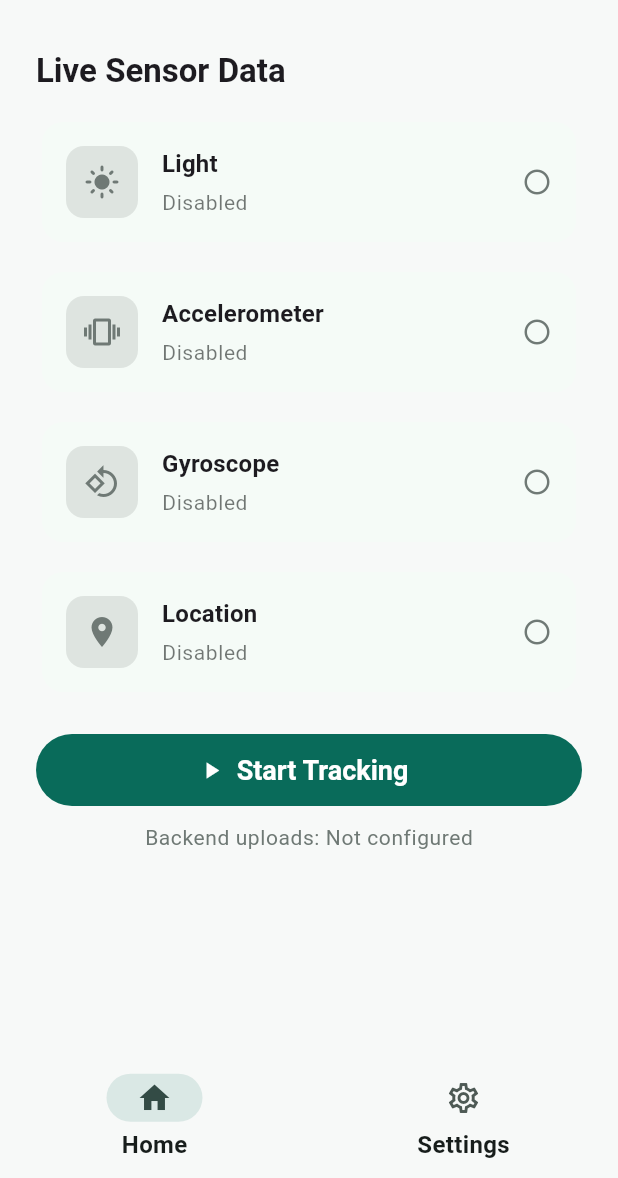
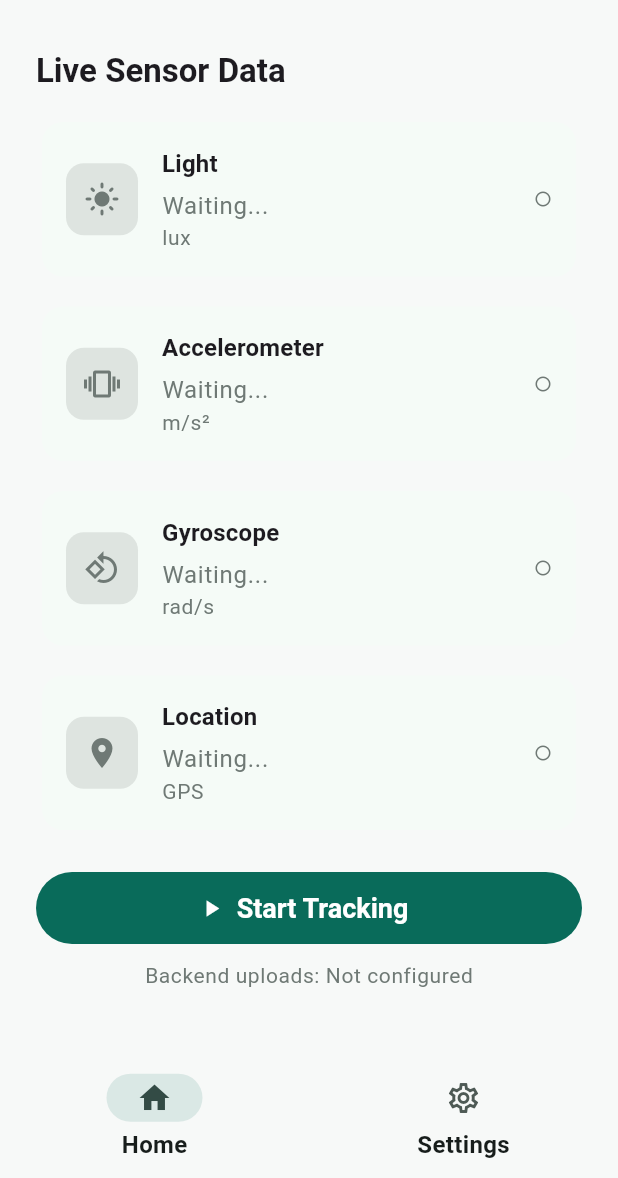
Before and after one commit to erematorg/greengains, a Flutter app: the screen it shows after launch, on a phone screen of 412 x 824 dp, the part 58-1236 px from its top. Run offline on Flutter 3.47's test engine with Material 3 defaults, Android fonts, the phone set to English and light mode, and no system bars; our stand-ins replace connectivity_plus, firebase_auth, firebase_core, geolocator, google_sign_in, shared_preferences; missing offline and left inert: dart_geohash; accounts and stored records are empty; generated files the repository leaves out were written again.

Commit message:
Create reusable widgets folder and extract common components
New widgets/:
- sensor_data_card.dart - Reusable sensor display card
- settings_section.dart - Reusable settings section wrapper

Benefits:
- DRY: Remove 100+ lines of duplicated code from home_screen.dart
- Maintainability: Single source of truth for card styling
- Reusability: Can use SensorDataCard in other screens
- Consistency: All sensor cards use same layout/styling

home_screen.dart changes:
- Import SensorDataCard from widgets/
- Remove local _SensorDataCard class definition
- 98 lines removed

```diff
--- a/lib/screens/home_screen.dart
+++ b/lib/screens/home_screen.dart
@@ -4,6 +4,7 @@ import 'package:firebase_auth/firebase_auth.dart';
 import '../core/themes.dart';
 import '../core/app_preferences.dart';
 import '../services/location/foreground_location_service.dart';
+import '../widgets/sensor_data_card.dart';
 
 /// Home screen showing live sensor data and tracking status
 class HomeScreen extends StatefulWidget {
@@ -140,7 +141,7 @@ class _HomeScreenState extends State<HomeScreen> {
               return Column(
                 children: [
                   // Light Sensor
-                  _SensorDataCard(
+                  SensorDataCard(
                     icon: Icons.light_mode,
                     title: 'Light',
                     value: _currentLight != null
@@ -152,7 +153,7 @@ class _HomeScreenState extends State<HomeScreen> {
                   const SizedBox(height: AppTheme.spaceSm),
 
                   // Accelerometer
-                  _SensorDataCard(
+                  SensorDataCard(
                     icon: Icons.vibration,
                     title: 'Accelerometer',
                     value: _currentAccelerometer != null
@@ -166,7 +167,7 @@ class _HomeScreenState extends State<HomeScreen> {
                   const SizedBox(height: AppTheme.spaceSm),
 
                   // Gyroscope
-                  _SensorDataCard(
+                  SensorDataCard(
                     icon: Icons.rotate_90_degrees_ccw,
                     title: 'Gyroscope',
                     value: _currentGyroscope != null
@@ -180,7 +181,7 @@ class _HomeScreenState extends State<HomeScreen> {
                   const SizedBox(height: AppTheme.spaceSm),
 
                   // Location
-                  _SensorDataCard(
+                  SensorDataCard(
                     icon: Icons.location_on,
                     title: 'Location',
                     value: _currentLocation != null
@@ -231,106 +232,3 @@ class _HomeScreenState extends State<HomeScreen> {
     );
   }
 }
-
-/// Sensor data display card with live values
-class _SensorDataCard extends StatelessWidget {
-  final IconData icon;
-  final String title;
-  final String? value;
-  final String unit;
-  final bool enabled;
-
-  const _SensorDataCard({
-    required this.icon,
-    required this.title,
-    required this.value,
-    required this.unit,
-    required this.enabled,
-  });
-
-  @override
-  Widget build(BuildContext context) {
-    final theme = Theme.of(context);
-    final isActive = enabled && value != null;
-
-    return Card(
-      color: isActive
-          ? theme.colorScheme.primaryContainer.withValues(alpha: 0.3)
-          : null,
-      child: Padding(
-        padding: const EdgeInsets.all(AppTheme.spaceMd),
-        child: Row(
-          children: [
-            // Icon
-            Container(
-              padding: const EdgeInsets.all(12),
-              decoration: BoxDecoration(
-                color: isActive
-                    ? theme.colorScheme.primary.withValues(alpha: 0.1)
-                    : theme.colorScheme.surfaceContainerHighest,
-                borderRadius: BorderRadius.circular(12),
-              ),
-              child: Icon(
-                icon,
-                size: 24,
-                color: isActive
-                    ? theme.colorScheme.primary
-                    : theme.colorScheme.outline,
-              ),
-            ),
-            const SizedBox(width: AppTheme.spaceMd),
-
-            // Title and status
-            Expanded(
-              child: Column(
-                crossAxisAlignment: CrossAxisAlignment.start,
-                children: [
-                  Text(
-                    title,
-                    style: theme.textTheme.titleMedium?.copyWith(
-                      fontWeight: FontWeight.w600,
-                    ),
-                  ),
-                  const SizedBox(height: 4),
-                  Text(
-                    enabled ? (value ?? 'Waiting...') : 'Disabled',
-                    style: theme.textTheme.bodySmall?.copyWith(
-                      color: theme.colorScheme.onSurface.withValues(alpha: 0.6),
-                    ),
-                  ),
-                ],
-              ),
-            ),
-
-            // Value display
-            if (isActive) ...[
-              Container(
-                padding: const EdgeInsets.symmetric(
-                  horizontal: 12,
-                  vertical: 6,
-                ),
-                decoration: BoxDecoration(
-                  color: theme.colorScheme.primary.withValues(alpha: 0.1),
-                  borderRadius: BorderRadius.circular(8),
-                ),
-                child: Text(
-                  unit,
-                  style: theme.textTheme.labelMedium?.copyWith(
-                    color: theme.colorScheme.primary,
-                    fontWeight: FontWeight.w600,
-                  ),
-                ),
-              ),
-            ] else ...[
-              Icon(
-                Icons.circle_outlined,
-                size: 20,
-                color: theme.colorScheme.outline,
-              ),
-            ],
-          ],
-        ),
-      ),
-    );
-  }
-}
--- /dev/null
+++ b/lib/widgets/sensor_data_card.dart
@@ -0,0 +1,94 @@
+import 'package:flutter/material.dart';
+import '../core/themes.dart';
+
+/// Reusable sensor data display card with live values
+/// Shows icon, title, current value, and unit
+class SensorDataCard extends StatelessWidget {
+  final IconData icon;
+  final String title;
+  final String? value;
+  final String unit;
+  final bool enabled;
+
+  const SensorDataCard({
+    super.key,
+    required this.icon,
+    required this.title,
+    required this.value,
+    required this.unit,
+    required this.enabled,
+  });
+
+  @override
+  Widget build(BuildContext context) {
+    final theme = Theme.of(context);
+    final isActive = enabled && value != null;
+
+    return Card(
+      color: isActive
+          ? theme.colorScheme.primaryContainer.withValues(alpha: 0.3)
+          : null,
+      child: Padding(
+        padding: const EdgeInsets.all(AppTheme.spaceMd),
+        child: Row(
+          children: [
+            // Icon
+            Container(
+              padding: const EdgeInsets.all(12),
+              decoration: BoxDecoration(
+                color: isActive
+                    ? theme.colorScheme.primary.withValues(alpha: 0.1)
+                    : theme.colorScheme.surfaceContainerHighest,
+                borderRadius: BorderRadius.circular(12),
+              ),
+              child: Icon(
+                icon,
+                size: 24,
+                color: isActive
+                    ? theme.colorScheme.primary
+                    : theme.colorScheme.outline,
+              ),
+            ),
+            const SizedBox(width: AppTheme.spaceMd),
+
+            // Title and status
+            Expanded(
+              child: Column(
+                crossAxisAlignment: CrossAxisAlignment.start,
+                children: [
+                  Text(
+                    title,
+                    style: theme.textTheme.titleMedium,
+                  ),
+                  const SizedBox(height: 4),
+                  Text(
+                    value ?? 'Waiting...',
+                    style: theme.textTheme.bodyLarge?.copyWith(
+                      color: isActive
+                          ? theme.colorScheme.onSurface
+                          : theme.colorScheme.outline,
+                      fontWeight: isActive ? FontWeight.w600 : FontWeight.normal,
+                    ),
+                  ),
+                  Text(
+                    unit,
+                    style: theme.textTheme.bodySmall?.copyWith(
+                      color: theme.colorScheme.outline,
+                    ),
+                  ),
+                ],
+              ),
+            ),
+
+            // Status indicator
+            Icon(
+              isActive ? Icons.circle : Icons.circle_outlined,
+              size: 12,
+              color: isActive ? Colors.green : theme.colorScheme.outline,
+            ),
+          ],
+        ),
+      ),
+    );
+  }
+}
--- /dev/null
+++ b/lib/widgets/settings_section.dart
@@ -0,0 +1,37 @@
+import 'package:flutter/material.dart';
+import '../core/themes.dart';
+
+/// Reusable settings section card with title and content
+/// Reduces boilerplate for consistent card layout across settings
+class SettingsSection extends StatelessWidget {
+  final String title;
+  final List<Widget> children;
+
+  const SettingsSection({
+    super.key,
+    required this.title,
+    required this.children,
+  });
+
+  @override
+  Widget build(BuildContext context) {
+    final theme = Theme.of(context);
+
+    return Card(
+      child: Padding(
+        padding: const EdgeInsets.all(AppTheme.spaceMd),
+        child: Column(
+          crossAxisAlignment: CrossAxisAlignment.start,
+          children: [
+            Text(
+              title,
+              style: theme.textTheme.titleLarge,
+            ),
+            const SizedBox(height: AppTheme.spaceSm),
+            ...children,
+          ],
+        ),
+      ),
+    );
+  }
+}
```
